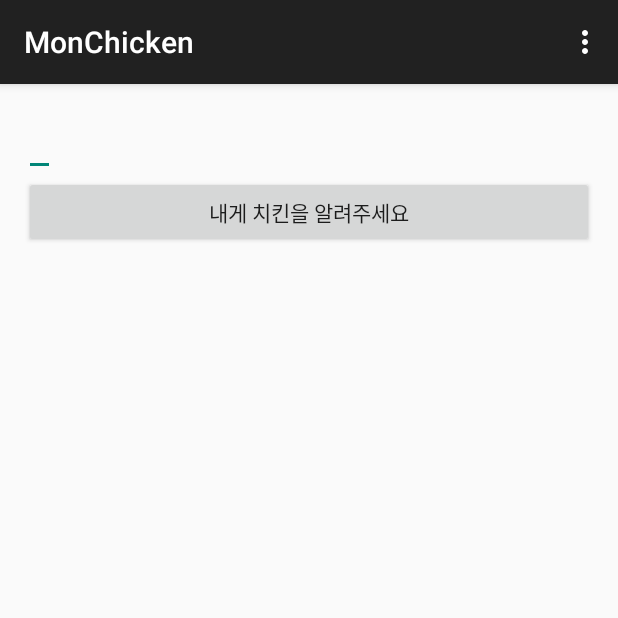
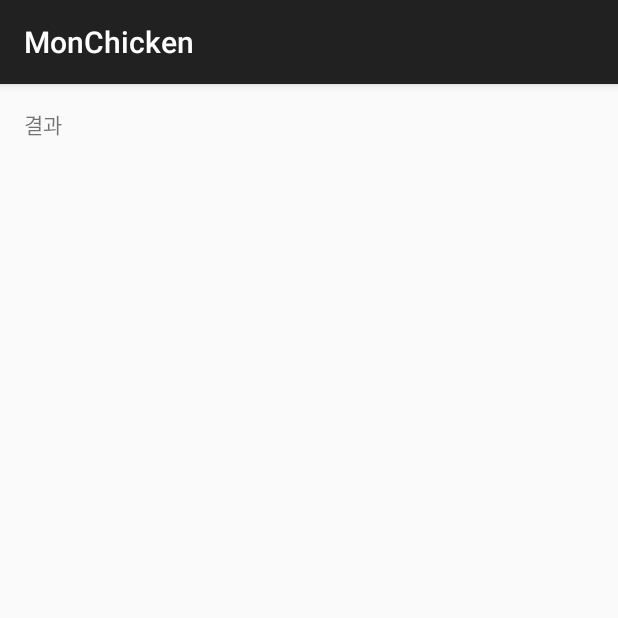
Before and after one commit to sonhayoung/randomgame, an Android app: the screen it shows after launch (MainActivity before the commit, ResultActivity after it), after a tap on "내게 치킨을 알려주세요", on a phone screen of 412 x 824 dp, the top half of it. Run offline under Robolectric (Android 15) with nearby library versions, the phone set to English and light mode, and no system bars.

```diff
--- a/mobile/src/main/java/kr/hs/emirim/thsgkdud123/monchicken/MainActivity.java
+++ b/mobile/src/main/java/kr/hs/emirim/thsgkdud123/monchicken/MainActivity.java
@@ -1,5 +1,6 @@
 package kr.hs.emirim.thsgkdud123.monchicken;
 
+import android.content.Intent;
 import android.support.v7.app.ActionBarActivity;
 import android.os.Bundle;
 import android.view.Menu;
@@ -56,5 +57,7 @@ public class MainActivity extends ActionBarActivity implements View.OnClickListe
     @Override
     public void onClick(View v) {
         Toast.makeText(this, "배고파요!", Toast.LENGTH_LONG).show();
+        Intent intent = new Intent(this,ResultActivity.class);
+        startActivity(intent);
     }
 }
--- a/mobile/src/main/java/kr/hs/emirim/thsgkdud123/monchicken/ResultActivity.java
+++ b/mobile/src/main/java/kr/hs/emirim/thsgkdud123/monchicken/ResultActivity.java
@@ -15,7 +15,7 @@ public class ResultActivity extends ActionBarActivity {
     @Override
     protected void onCreate(Bundle savedInstanceState) {
         super.onCreate(savedInstanceState);
-        setContentView(R.layout.activity_main);
+        setContentView(R.layout.activity_result);
 
         mResult=(TextView)findViewById(R.id.result);
         mResult.setText("결과");
--- a/mobile/src/main/res/layout/activity_main.xml
+++ b/mobile/src/main/res/layout/activity_main.xml
@@ -16,7 +16,7 @@
         android:layout_height="wrap_content"
         android:text="내게 치킨을 알려주세요"
         android:id="@+id/btn_show_me_the_chicken"
-        android:layout_below="@+id/name"
+        android:layout_alignParentBottom="true"
         android:layout_alignParentStart="true" />
 
 </RelativeLayout>
```
